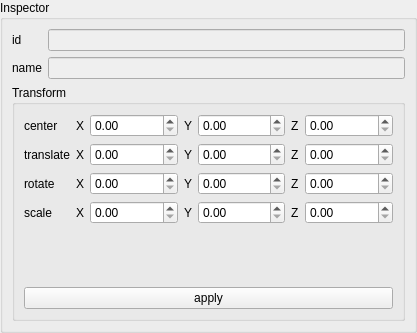
Old version of the form lab_03/src/ui/widgets/inspector/inspector_widget.ui in the repository Yorlend/bmstu-oop.
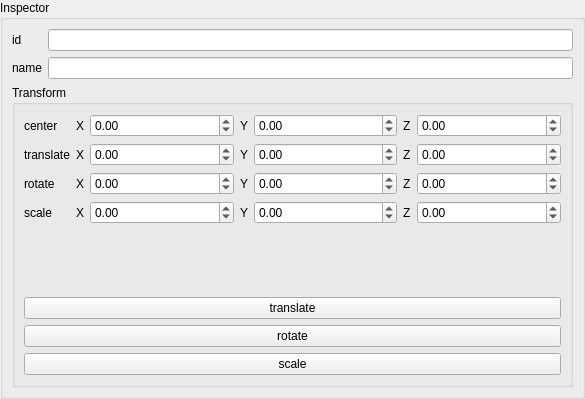
New version of the form.

Patch:
```diff
--- a/lab_03/src/ui/widgets/inspector/inspector_widget.ui
+++ b/lab_03/src/ui/widgets/inspector/inspector_widget.ui
@@ -6,8 +6,8 @@
    <rect>
     <x>0</x>
     <y>0</y>
-    <width>417</width>
-    <height>333</height>
+    <width>585</width>
+    <height>399</height>
    </rect>
   </property>
   <property name="windowTitle">
@@ -47,7 +47,10 @@
         <item row="0" column="1">
          <widget class="QLineEdit" name="idLineEdit">
           <property name="enabled">
-           <bool>false</bool>
+           <bool>true</bool>
+          </property>
+          <property name="readOnly">
+           <bool>true</bool>
           </property>
          </widget>
         </item>
@@ -61,7 +64,10 @@
         <item row="1" column="1">
          <widget class="QLineEdit" name="nameLineEdit">
           <property name="enabled">
-           <bool>false</bool>
+           <bool>true</bool>
+          </property>
+          <property name="readOnly">
+           <bool>true</bool>
           </property>
          </widget>
         </item>
@@ -92,7 +98,14 @@
               </widget>
              </item>
              <item>
-              <widget class="QDoubleSpinBox" name="cx"/>
+              <widget class="QDoubleSpinBox" name="cx">
+               <property name="minimum">
+                <double>-100000.000000000000000</double>
+               </property>
+               <property name="maximum">
+                <double>1000000.000000000000000</double>
+               </property>
+              </widget>
              </item>
              <item>
               <widget class="QLabel" name="label_8">
@@ -102,7 +115,14 @@
               </widget>
              </item>
              <item>
-              <widget class="QDoubleSpinBox" name="cy"/>
+              <widget class="QDoubleSpinBox" name="cy">
+               <property name="minimum">
+                <double>-100000.000000000000000</double>
+               </property>
+               <property name="maximum">
+                <double>1000000.000000000000000</double>
+               </property>
+              </widget>
              </item>
              <item>
               <widget class="QLabel" name="label_9">
@@ -112,7 +132,14 @@
               </widget>
              </item>
              <item>
-              <widget class="QDoubleSpinBox" name="cz"/>
+              <widget class="QDoubleSpinBox" name="cz">
+               <property name="minimum">
+                <double>-100000.000000000000000</double>
+               </property>
+               <property name="maximum">
+                <double>1000000.000000000000000</double>
+               </property>
+              </widget>
              </item>
             </layout>
            </item>
@@ -133,7 +160,14 @@
               </widget>
              </item>
              <item>
-              <widget class="QDoubleSpinBox" name="dx"/>
+              <widget class="QDoubleSpinBox" name="dx">
+               <property name="minimum">
+                <double>-1000000.000000000000000</double>
+               </property>
+               <property name="maximum">
+                <double>1000000.000000000000000</double>
+               </property>
+              </widget>
              </item>
              <item>
               <widget class="QLabel" name="label_17">
@@ -143,7 +177,14 @@
               </widget>
              </item>
              <item>
-              <widget class="QDoubleSpinBox" name="dy"/>
+              <widget class="QDoubleSpinBox" name="dy">
+               <property name="minimum">
+                <double>-1000000.000000000000000</double>
+               </property>
+               <property name="maximum">
+                <double>1000000.000000000000000</double>
+               </property>
+              </widget>
              </item>
              <item>
               <widget class="QLabel" name="label_18">
@@ -153,7 +194,14 @@
               </widget>
              </item>
              <item>
-              <widget class="QDoubleSpinBox" name="dz"/>
+              <widget class="QDoubleSpinBox" name="dz">
+               <property name="minimum">
+                <double>-1000000.000000000000000</double>
+               </property>
+               <property name="maximum">
+                <double>1000000.000000000000000</double>
+               </property>
+              </widget>
              </item>
             </layout>
            </item>
@@ -174,7 +222,14 @@
               </widget>
              </item>
              <item>
-              <widget class="QDoubleSpinBox" name="rx"/>
+              <widget class="QDoubleSpinBox" name="rx">
+               <property name="minimum">
+                <double>-1000000.000000000000000</double>
+               </property>
+               <property name="maximum">
+                <double>1000000.000000000000000</double>
+               </property>
+              </widget>
              </item>
              <item>
               <widget class="QLabel" name="label_20">
@@ -184,7 +239,14 @@
               </widget>
              </item>
              <item>
-              <widget class="QDoubleSpinBox" name="ry"/>
+              <widget class="QDoubleSpinBox" name="ry">
+               <property name="minimum">
+                <double>-1000000.000000000000000</double>
+               </property>
+               <property name="maximum">
+                <double>1000000.000000000000000</double>
+               </property>
+              </widget>
              </item>
              <item>
               <widget class="QLabel" name="label_21">
@@ -194,7 +256,14 @@
               </widget>
              </item>
              <item>
-              <widget class="QDoubleSpinBox" name="rz"/>
+              <widget class="QDoubleSpinBox" name="rz">
+               <property name="minimum">
+                <double>-1000000.000000000000000</double>
+               </property>
+               <property name="maximum">
+                <double>1000000.000000000000000</double>
+               </property>
+              </widget>
              </item>
             </layout>
            </item>
@@ -215,7 +284,14 @@
               </widget>
              </item>
              <item>
-              <widget class="QDoubleSpinBox" name="sx"/>
+              <widget class="QDoubleSpinBox" name="sx">
+               <property name="minimum">
+                <double>-1000000.000000000000000</double>
+               </property>
+               <property name="maximum">
+                <double>1000000.000000000000000</double>
+               </property>
+              </widget>
              </item>
              <item>
               <widget class="QLabel" name="label_23">
@@ -225,7 +301,14 @@
               </widget>
              </item>
              <item>
-              <widget class="QDoubleSpinBox" name="sy"/>
+              <widget class="QDoubleSpinBox" name="sy">
+               <property name="minimum">
+                <double>-1000000.000000000000000</double>
+               </property>
+               <property name="maximum">
+                <double>1000000.000000000000000</double>
+               </property>
+              </widget>
              </item>
              <item>
               <widget class="QLabel" name="label_24">
@@ -235,7 +318,14 @@
               </widget>
              </item>
              <item>
-              <widget class="QDoubleSpinBox" name="sz"/>
+              <widget class="QDoubleSpinBox" name="sz">
+               <property name="minimum">
+                <double>-1000000.000000000000000</double>
+               </property>
+               <property name="maximum">
+                <double>1000000.000000000000000</double>
+               </property>
+              </widget>
              </item>
             </layout>
            </item>
@@ -244,7 +334,21 @@
          <item>
           <widget class="QPushButton" name="applyTransformation">
            <property name="text">
-            <string>apply</string>
+            <string>translate</string>
+           </property>
+          </widget>
+         </item>
+         <item>
+          <widget class="QPushButton" name="applyRotation">
+           <property name="text">
+            <string>rotate</string>
+           </property>
+          </widget>
+         </item>
+         <item>
+          <widget class="QPushButton" name="applyScaling">
+           <property name="text">
+            <string>scale</string>
            </property>
           </widget>
          </item>
```
Left out of the diff: 4 changed lines with no effect on the pictures.
